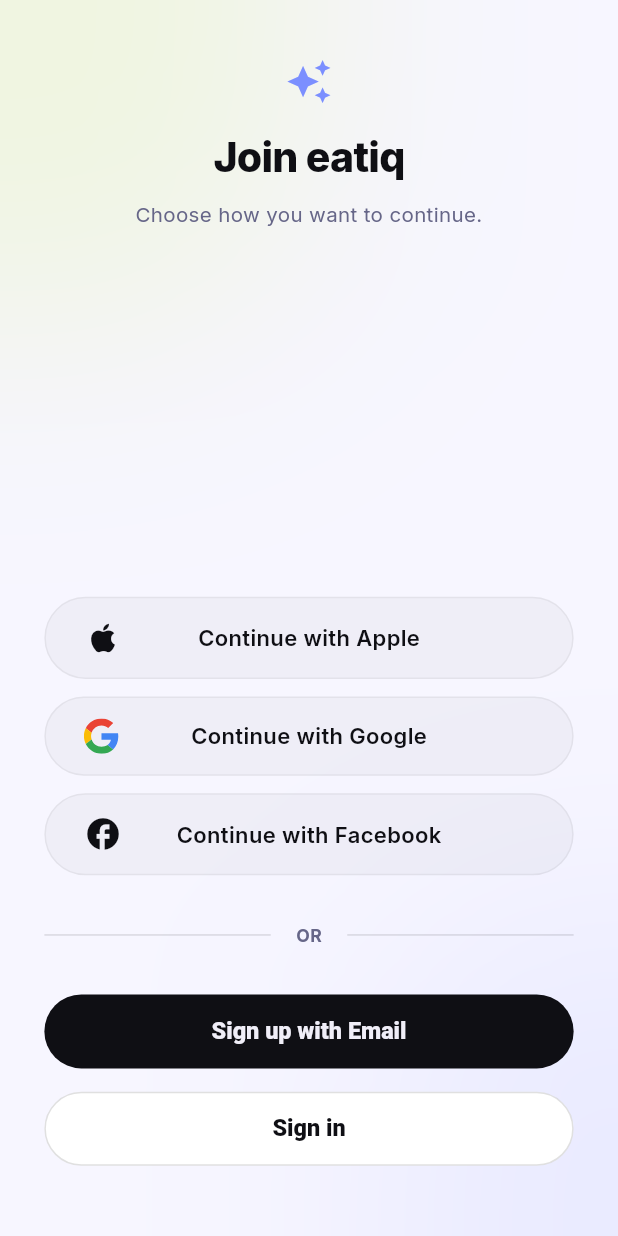
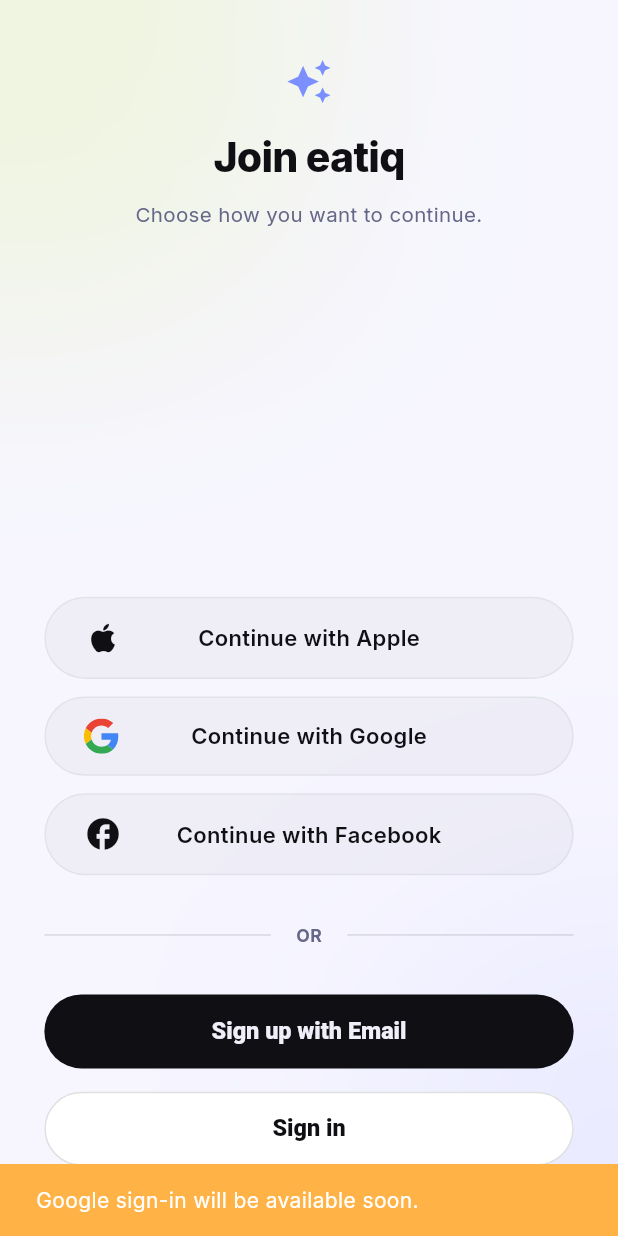
Before and after one commit to fatihaydogdu397/ai-kalori-tarayici, a Flutter app: the AuthScreen screen opened directly, after a tap on "Continue with Google", on a phone screen of 412 x 824 dp. Run offline on Flutter 3.47's test engine with Material 3 defaults, Android fonts, the phone set to English and light mode, and no system bars; our stand-ins replace connectivity_plus, file_picker, fl_chart, flutter_image_compress, flutter_local_notifications, flutter_screenutil and 11 more; missing offline and left inert: health, home_widget, mobile_scanner, purchases_flutter; accounts and stored records are empty.

Commit message:
fix(auth): guard RevenueCat + disable Google sign-in until prod transfer
Two bugs surfaced while testing on a physical iPhone:

1. **Purchase service native crash** — when RC_IOS_KEY is empty (dev
   builds without RevenueCat keys), `PurchaseService.init()` logged
   "mock mode" and returned early, but `checkPremium()` and siblings
   still called `Purchases.getCustomerInfo()` on the unconfigured SDK.
   RevenueCat's iOS SDK responds with a Swift `fatalError`, which Dart
   try/catch cannot intercept — the app died on splash. Added a
   `_configured` flag that the public methods check before hitting the
   native SDK, so mock mode stays mock.

2. **Google Sign-In native crash** — tapping the Google button threw
   `NSInvalidArgumentException: No active configuration. Make sure
   GIDClientID is set in Info.plist`. The fix (register an iOS OAuth
   client in Google Cloud Console, set GIDClientID + a reversed-URL
   CFBundleURLSchemes entry) is bundle-ID-scoped, and the bundle ID
   will change when the app is transferred to the company Apple
   Developer account. Doing the config now means redoing it at prod
   transfer. Instead, route Google to the same "coming soon" snackbar
   Facebook already uses so users don't hit the native crash. Apple +
   email paths stay fully live. Tracked in EAT-116 (IDEA column).

Co-Authored-By: Claude Opus 4.7 (1M context) <noreply@anthropic.com>

```diff
--- a/lib/screens/auth/auth_screen.dart
+++ b/lib/screens/auth/auth_screen.dart
@@ -27,19 +27,24 @@ class _AuthScreenState extends State<AuthScreen> {
 
     try {
       // Native SDK'dan idToken al.
+      // EAT-116 (IDEA): Google + Facebook prod-transfer sonrası açılacak.
+      // Bundle ID şirket Apple Dev hesabına taşınınca OAuth Client ID'ler
+      // yeniden yaratılacak; şimdi yapılan config o anda çöpe gider.
+      // O zamana kadar Apple + email path aktif, bu iki buton "coming soon".
       String? idToken;
       switch (providerName.toUpperCase()) {
-        case 'GOOGLE':
-          idToken = await SocialSignIn.google();
-          break;
         case 'APPLE':
           idToken = await SocialSignIn.apple();
           break;
+        case 'GOOGLE':
         case 'FACEBOOK':
           if (mounted) setState(() => _isLoading = false);
           ScaffoldMessenger.of(context).showSnackBar(
-            const SnackBar(
-              content: Text('Facebook sign-in will be available soon.'),
+            SnackBar(
+              content: Text(
+                '${providerName[0].toUpperCase()}${providerName.substring(1).toLowerCase()} '
+                'sign-in will be available soon.',
+              ),
               backgroundColor: AppColors.amber,
             ),
           );
```
Also changed, not shown: lib/services/purchase_service.dart (+14 -0 lines).
